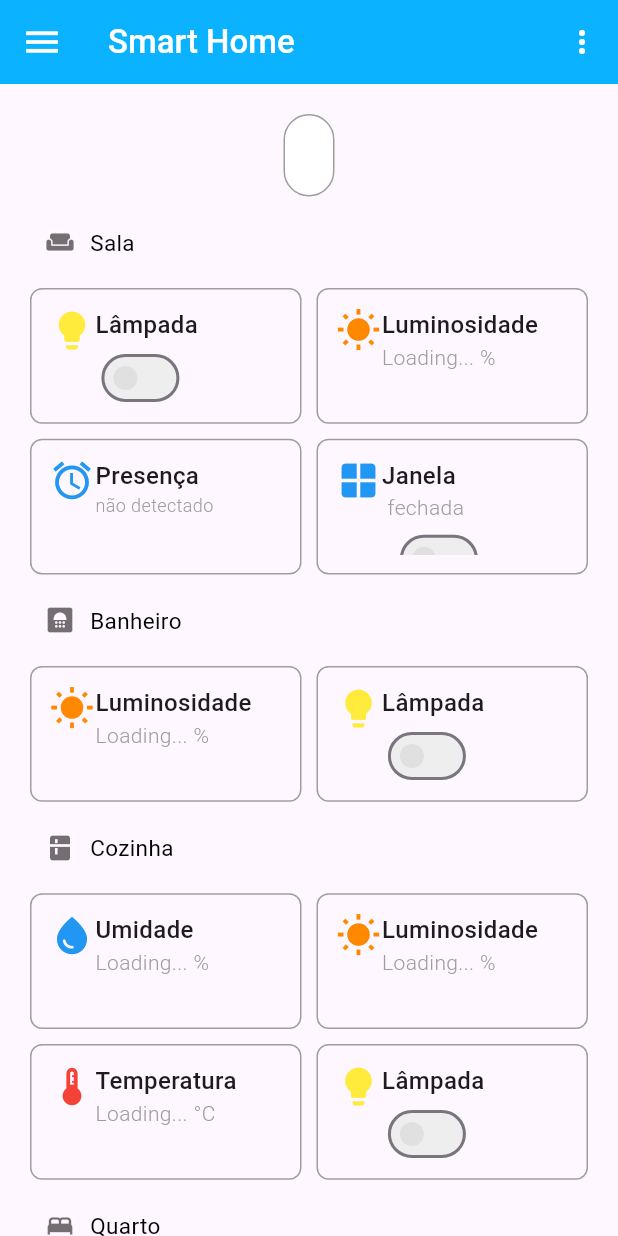
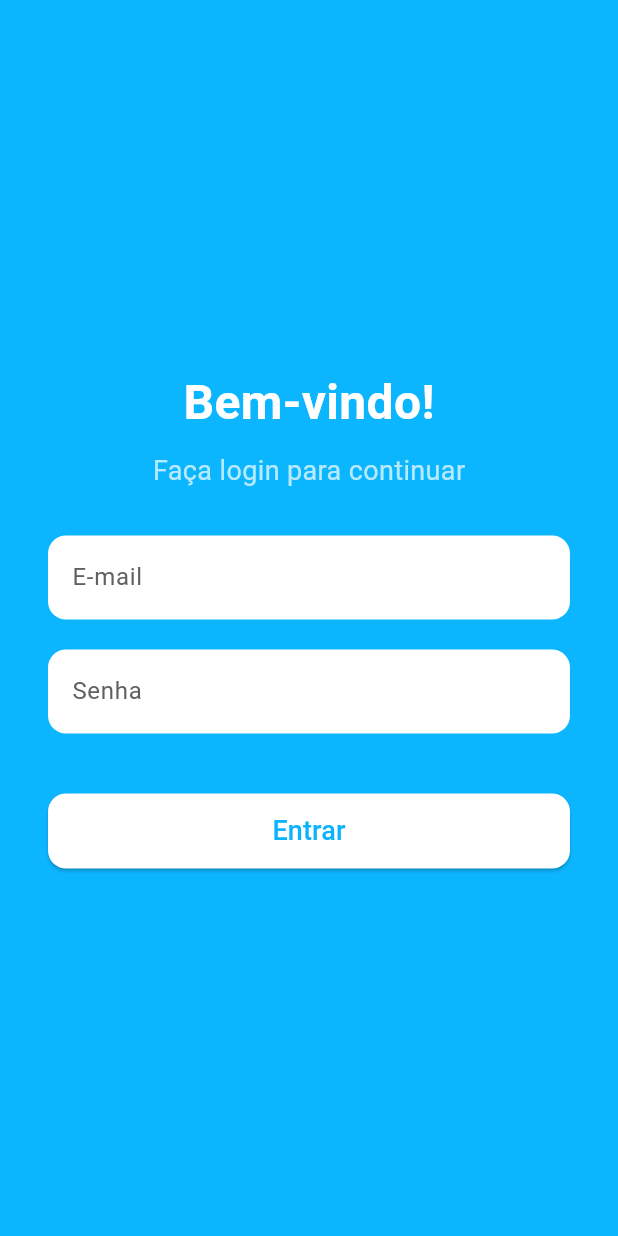
Before and after one commit to joaovitor73/Smart-Home, a Flutter app: the screen it shows after launch, on a phone screen of 412 x 824 dp. Run offline on Flutter 3.47's test engine with Material 3 defaults, Android fonts, the phone set to English and light mode, and no system bars; our stand-ins replace firebase_auth, firebase_core, firebase_database, firebase_messaging, flutter_local_notifications, geolocator and 1 more; accounts and stored records are empty.

Commit message:
atualização tela de login e mais algumas coisas

```diff
--- a/app/lib/main.dart
+++ b/app/lib/main.dart
@@ -1,6 +1,5 @@
 import 'package:app/core/configure_providers.dart';
-import 'package:app/ui/page/home_page.dart';
-import 'package:firebase_auth/firebase_auth.dart';
+import 'package:app/ui/page/login_page.dart';
 import 'package:firebase_core/firebase_core.dart';
 import 'package:flutter/material.dart';
 import 'package:provider/provider.dart';
@@ -9,30 +8,16 @@ Future<void> main() async {
   WidgetsFlutterBinding.ensureInitialized();
   await Firebase.initializeApp();
   final configureProviders = await ConfigureProviders.createDependencyTree();
-  await authenticateAdmin();
   runApp(
     MultiProvider(
       providers: configureProviders.providers,
-      child: MyApp(),
+      child: App(),
     ),
   );
 }
 
-Future<void> authenticateAdmin() async {
-  try {
-    await FirebaseAuth.instance.signInWithEmailAndPassword(
-      email: "adm@gmail.com",
-      password: "admin123",
-    );
-    print("Autenticação bem-sucedida!");
-  } catch (e) {
-    print("Erro ao autenticar: $e");
-    throw Exception("Falha na autenticação. Verifique as credenciais.");
-  }
-}
-
-class MyApp extends StatelessWidget {
-  MyApp({super.key});
+class App extends StatelessWidget {
+  App({super.key});
 
   @override
   Widget build(BuildContext context) {
@@ -45,7 +30,7 @@ class MyApp extends StatelessWidget {
           ),
         ),
       ),
-      home: HomePage(),
+      home: LoginScreen(),
     );
   }
 }
--- a/app/lib/ui/page/home_page.dart
+++ b/app/lib/ui/page/home_page.dart
@@ -146,6 +146,23 @@ class _HomePageState extends State<HomePage> {
                   },
                 ],
                 realTimerProvider),
+            Padding(
+              padding: const EdgeInsets.only(
+                  top: 20, left: 20, right: 20, bottom: 0),
+              child: ElevatedButton.icon(
+                onPressed: realTimerProvider.modoCabare,
+                icon: const Icon(Icons.favorite, color: Colors.blue),
+                label: const Text(
+                  "Modo Love",
+                  style: TextStyle(color: Colors.blue),
+                ),
+                style: ElevatedButton.styleFrom(
+                  backgroundColor: Colors.white,
+                  padding:
+                      const EdgeInsets.symmetric(vertical: 15, horizontal: 20),
+                ),
+              ),
+            ),
             RoomInfo(roomName: 'Quarto', icon: Icons.bed),
             _buildRoomSensors(
                 sensorDataProvider,
@@ -183,19 +200,6 @@ class _HomePageState extends State<HomePage> {
                   },
                 ],
                 realTimerProvider),
-            Padding(
-              padding: const EdgeInsets.symmetric(horizontal: 20),
-              child: ElevatedButton.icon(
-                onPressed: realTimerProvider.modoCabare,
-                icon: const Icon(Icons.flash_on, color: Colors.white),
-                label: const Text("Ativar Modo Cabaré"),
-                style: ElevatedButton.styleFrom(
-                  backgroundColor: Colors.redAccent,
-                  padding:
-                      const EdgeInsets.symmetric(vertical: 15, horizontal: 20),
-                ),
-              ),
-            ),
           ],
         ),
       ),
--- a/app/lib/ui/page/login_page.dart
+++ b/app/lib/ui/page/login_page.dart
@@ -1,134 +1,137 @@
-// ------------------- Tela de Login -------------------
-// class LoginScreen extends StatefulWidget {
-//   @override
-//   _LoginScreenState createState() => _LoginScreenState();
-// }
+import 'package:app/ui/page/home_page.dart';
+import 'package:firebase_auth/firebase_auth.dart';
+import 'package:flutter/material.dart';
 
-// class _LoginScreenState extends State<LoginScreen> {
-// final _emailController = TextEditingController();
-//   final _passwordController = TextEditingController();
-//   bool _loading = false;
-//   String? _errorMessage;
+class LoginScreen extends StatefulWidget {
+  @override
+  _LoginScreenState createState() => _LoginScreenState();
+}
 
-//   Future<void> _authenticateAdmin() async {
-//     setState(() {
-//       _loading = true;
-//       _errorMessage = null;
-//     });
+class _LoginScreenState extends State<LoginScreen> {
+  final _emailController = TextEditingController();
+  final _passwordController = TextEditingController();
+  bool _loading = false;
+  String? _errorMessage;
 
-//     try {
-//       await FirebaseAuth.instance.signInWithEmailAndPassword(
-//         email: _emailController.text.trim(),
-//         password: _passwordController.text.trim(),
-//       );
-//       // Se a autenticação for bem-sucedida, vá para a tela Home
-//       Navigator.of(context).pushReplacement(
-//         MaterialPageRoute(builder: (context) => HomeScreen()),
-//       );
-//     } catch (e) {
-//       setState(() {
-//         _errorMessage = "Erro ao autenticar. Verifique suas credenciais.";
-//       });
-//     } finally {
-//       setState(() {
-//         _loading = false;
-//       });
-//     }
-//   }
+  Future<void> _authenticateAdmin() async {
+    setState(() {
+      _loading = true;
+      _errorMessage = null;
+    });
 
-//   @override
-//   Widget build(BuildContext context) {
-//     return Scaffold(
-//       backgroundColor: Color.fromARGB(255, 12, 182, 255), // Cor azul de fundo
-//       body: Center(
-//         child: Padding(
-//           padding: const EdgeInsets.symmetric(horizontal: 32.0),
-//           child: SingleChildScrollView(
-//             child: Column(
-//               mainAxisAlignment: MainAxisAlignment.center,
-//               children: [
-//                 Text(
-//                   "Bem-vindo!",
-//                   style: TextStyle(
-//                     fontSize: 32,
-//                     fontWeight: FontWeight.bold,
-//                     color: Colors.white,
-//                   ),
-//                 ),
-//                 SizedBox(height: 10),
-//                 Text(
-//                   "Faça login para continuar",
-//                   style: TextStyle(
-//                     fontSize: 18,
-//                     color: Colors.white70,
-//                   ),
-//                 ),
-//                 SizedBox(height: 30),
-//                 // Campo de E-mail
-//                 TextField(
-//                   controller: _emailController,
-//                   keyboardType: TextInputType.emailAddress,
-//                   style: TextStyle(color: Colors.black),
-//                   decoration: InputDecoration(
-//                     filled: true,
-//                     fillColor: Colors.white,
-//                     labelText: "E-mail",
-//                     labelStyle: TextStyle(color: Colors.grey[700]),
-//                     border: OutlineInputBorder(
-//                       borderRadius: BorderRadius.circular(12.0),
-//                       borderSide: BorderSide.none,
-//                     ),
-//                   ),
-//                 ),
-//                 SizedBox(height: 20),
-//                 // Campo de Senha
-//                 TextField(
-//                   controller: _passwordController,
-//                   obscureText: true,
-//                   style: TextStyle(color: Colors.black),
-//                   decoration: InputDecoration(
-//                     filled: true,
-//                     fillColor: Colors.white,
-//                     labelText: "Senha",
-//                     labelStyle: TextStyle(color: Colors.grey[700]),
-//                     border: OutlineInputBorder(
-//                       borderRadius: BorderRadius.circular(12.0),
-//                       borderSide: BorderSide.none,
-//                     ),
-//                   ),
-//                 ),
-//                 SizedBox(height: 20),
-//                 // Mensagem de erro, se houver
-//                 if (_errorMessage != null)
-//                   Text(
-//                     _errorMessage!,
-//                     style: TextStyle(color: Colors.red),
-//                   ),
-//                 SizedBox(height: 20),
-//                 // Botão de Login
-//                 _loading
-//                     ? CircularProgressIndicator(color: Colors.white)
-//                     : ElevatedButton(
-//                         onPressed: _authenticateAdmin,
-//                         child: Text(
-//                           "Entrar",
-//                           style: TextStyle(fontSize: 18),
-//                         ),
-//                         style: ElevatedButton.styleFrom(
-//                           backgroundColor: Colors.white, // Botão branco
-//                           foregroundColor:
-//                               Color.fromARGB(255, 10, 179, 252), // Texto azul
-//                           minimumSize: Size(double.infinity, 50),
-//                           shape: RoundedRectangleBorder(
-//                             borderRadius: BorderRadius.circular(12.0),
-//                           ),
-//                         ),
-//                       ),
-//               ],
-//             ),
-//           ),
-//         ),
-//       ),
-//     );
-//   }
-// }
+    try {
+      await FirebaseAuth.instance.signInWithEmailAndPassword(
+        email: _emailController.text.trim(),
+        password: _passwordController.text.trim(),
+      );
+      // Se a autenticação for bem-sucedida, vá para a tela Home
+      Navigator.of(context).pushReplacement(
+        MaterialPageRoute(builder: (context) => HomePage()),
+      );
+    } catch (e) {
+      setState(() {
+        _errorMessage = "Erro ao autenticar. Verifique suas credenciais.";
+      });
+    } finally {
+      setState(() {
+        _loading = false;
+      });
+    }
+  }
+
+  @override
+  Widget build(BuildContext context) {
+    return Scaffold(
+      backgroundColor: Color.fromARGB(255, 12, 182, 255), // Cor azul de fundo
+      body: Center(
+        child: Padding(
+          padding: const EdgeInsets.symmetric(horizontal: 32.0),
+          child: SingleChildScrollView(
+            child: Column(
+              mainAxisAlignment: MainAxisAlignment.center,
+              children: [
+                Text(
+                  "Bem-vindo!",
+                  style: TextStyle(
+                    fontSize: 32,
+                    fontWeight: FontWeight.bold,
+                    color: Colors.white,
+                  ),
+                ),
+                SizedBox(height: 10),
+                Text(
+                  "Faça login para continuar",
+                  style: TextStyle(
+                    fontSize: 18,
+                    color: Colors.white70,
+                  ),
+                ),
+                SizedBox(height: 30),
+                // Campo de E-mail
+                TextField(
+                  controller: _emailController,
+                  keyboardType: TextInputType.emailAddress,
+                  style: TextStyle(color: Colors.black),
+                  decoration: InputDecoration(
+                    filled: true,
+                    fillColor: Colors.white,
+                    labelText: "E-mail",
+                    labelStyle: TextStyle(color: Colors.grey[700]),
+                    border: OutlineInputBorder(
+                      borderRadius: BorderRadius.circular(12.0),
+                      borderSide: BorderSide.none,
+                    ),
+                  ),
+                ),
+                SizedBox(height: 20),
+                // Campo de Senha
+                TextField(
+                  controller: _passwordController,
+                  obscureText: true,
+                  style: TextStyle(color: Colors.black),
+                  decoration: InputDecoration(
+                    filled: true,
+                    fillColor: Colors.white,
+                    labelText: "Senha",
+                    labelStyle: TextStyle(color: Colors.grey[700]),
+                    border: OutlineInputBorder(
+                      borderRadius: BorderRadius.circular(12.0),
+                      borderSide: BorderSide.none,
+                    ),
+                  ),
+                ),
+                SizedBox(height: 20),
+                // Mensagem de erro, se houver
+                if (_errorMessage != null)
+                  Text(
+                    _errorMessage!,
+                    style: TextStyle(color: Colors.red),
+                  ),
+                SizedBox(height: 20),
+                // Botão de Login
+                _loading
+                    ? CircularProgressIndicator(color: Colors.white)
+                    : ElevatedButton(
+                        onPressed: _authenticateAdmin,
+                        child: Text(
+                          "Entrar",
+                          style: TextStyle(fontSize: 18),
+                        ),
+                        style: ElevatedButton.styleFrom(
+                          backgroundColor: Colors.white, // Botão branco
+                          foregroundColor:
+                              Color.fromARGB(255, 10, 179, 252), // Texto azul
+                          minimumSize: Size(double.infinity, 50),
+                          shape: RoundedRectangleBorder(
+                            borderRadius: BorderRadius.circular(12.0),
+                          ),
+                        ),
+                      ),
+              ],
+            ),
+          ),
+        ),
+      ),
+    );
+  }
+}
--- a/app/lib/ui/widgets/custom_app_bar.dart
+++ b/app/lib/ui/widgets/custom_app_bar.dart
@@ -1,5 +1,6 @@
 import 'package:app/ui/widgets/drawer.dart';
 import 'package:flutter/material.dart';
+import 'package:flutter/services.dart';
 
 class CustomAppBar extends StatelessWidget implements PreferredSizeWidget {
   @override
@@ -29,7 +30,7 @@ class CustomAppBar extends StatelessWidget implements PreferredSizeWidget {
         PopupMenuButton<String>(
           onSelected: (value) {
             if (value == 'sair') {
-              print('Saindo...');
+              SystemNavigator.pop(); // Fecha o app
             }
           },
           icon: Icon(Icons.more_vert, color: Colors.white),
```
Also changed, not shown: app/lib/ui/widgets/drawer.dart (+1 -7 lines).
